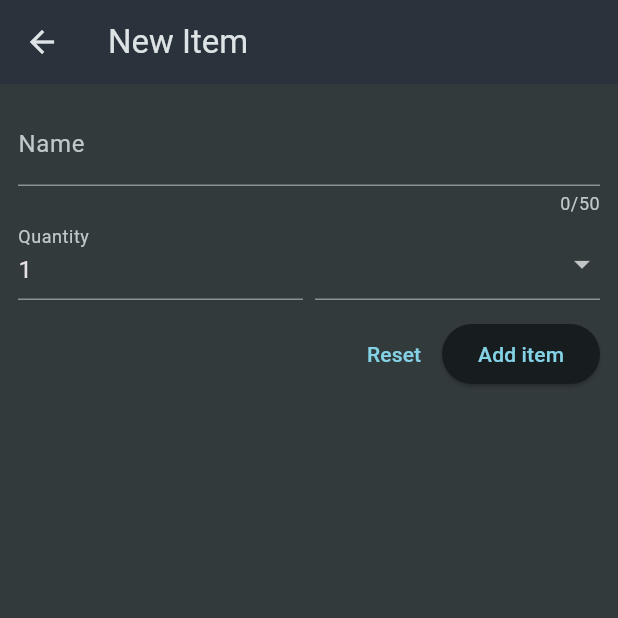
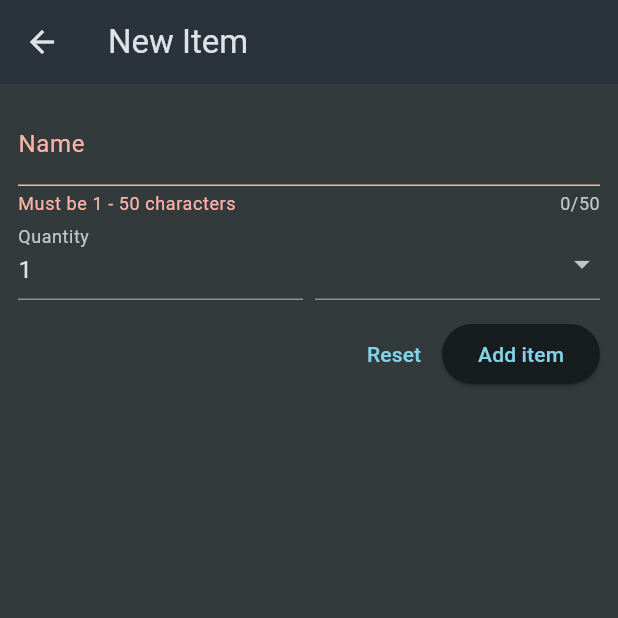
Before and after one commit to HxHuang258/Shopping_List, a Flutter app: the NewItemScreen screen opened directly, after a tap on "Add item", on a phone screen of 412 x 824 dp, the top half of it. Run offline on Flutter 3.47's test engine with Material 3 defaults, Android fonts, the phone set to English and light mode, and no system bars.

```diff
--- a/lib/screens/new_item_screen.dart
+++ b/lib/screens/new_item_screen.dart
@@ -11,6 +11,12 @@ class NewItemScreen extends StatefulWidget {
 }
 
 class _NewItemScreenState extends State<NewItemScreen> {
+  final _formKey = GlobalKey<FormState>();
+
+  void _saveItem() {
+    _formKey.currentState!.validate();
+  }
+
   @override
   Widget build(BuildContext context) {
     return Scaffold(
@@ -20,6 +26,7 @@ class _NewItemScreenState extends State<NewItemScreen> {
       body: Padding(
         padding: const EdgeInsets.all(12),
         child: Form(
+          key: _formKey,
           child: Column(
             children: [
               TextFormField(
@@ -84,12 +91,14 @@ class _NewItemScreenState extends State<NewItemScreen> {
                 mainAxisAlignment: MainAxisAlignment.end,
                 children: [
                   TextButton(
-                    onPressed: () {},
-                    child: Text('Reset'),
+                    onPressed: () {
+                      _formKey.currentState!.reset();
+                    },
+                    child: const Text('Reset'),
                   ),
                   ElevatedButton(
-                    onPressed: () {},
-                    child: Text('Add item'),
+                    onPressed: _saveItem,
+                    child: const Text('Add item'),
                   ),
                 ],
               )
```
